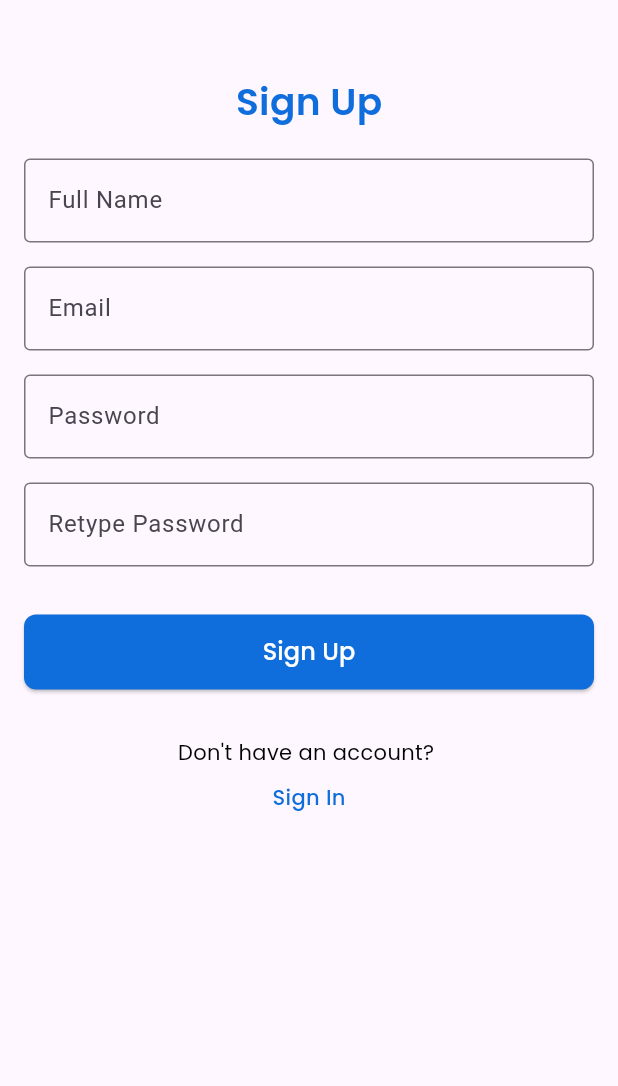
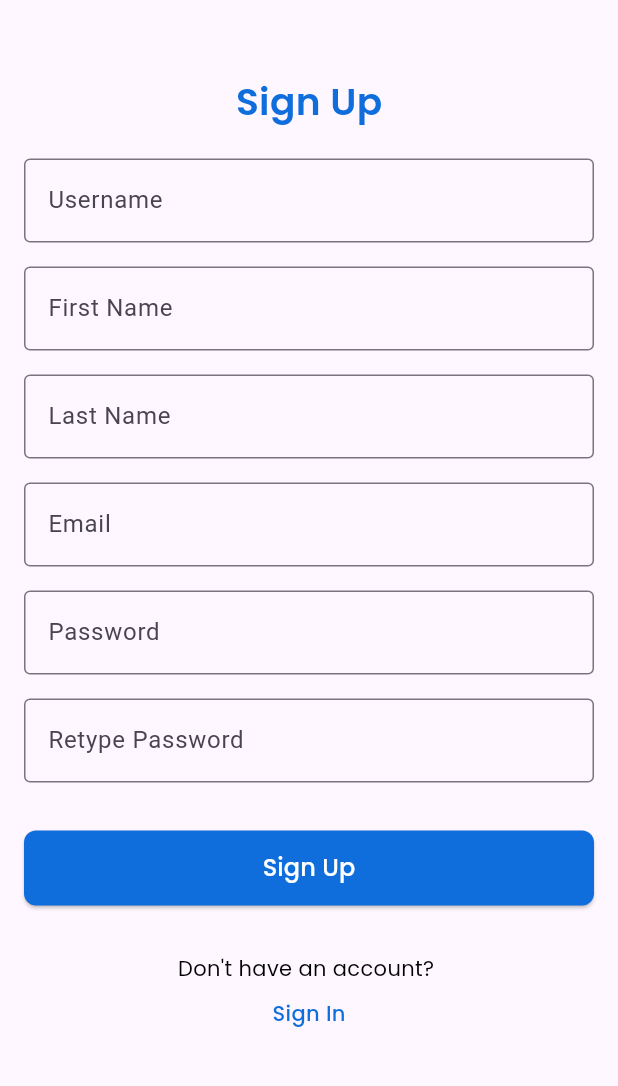
Before and after one commit to ziii19/news-app, a Flutter app: the RegisterPage screen opened directly, on a phone screen of 412 x 824 dp, the part 146-1232 px from its top. Run offline on Flutter 3.47's test engine with Material 3 defaults, Android fonts, the phone set to English and light mode, and no system bars; our stand-ins replace dio, google_fonts.

Commit message:
feat: update form register

```diff
--- a/lib/features/home/pages/register/section.dart/form.dart
+++ b/lib/features/home/pages/register/section.dart/form.dart
@@ -10,7 +10,11 @@ class _FormRegister extends StatelessWidget {
         Form(
             child: Column(
           children: [
-            const RegularTextInput(hintText: 'Full Name'),
+            const RegularTextInput(hintText: 'Username'),
+            Dimens.dp16.height,
+            const RegularTextInput(hintText: 'First Name'),
+            Dimens.dp16.height,
+            const RegularTextInput(hintText: 'Last Name'),
             Dimens.dp16.height,
             const RegularTextInput(hintText: 'Email'),
             Dimens.dp16.height,
```
